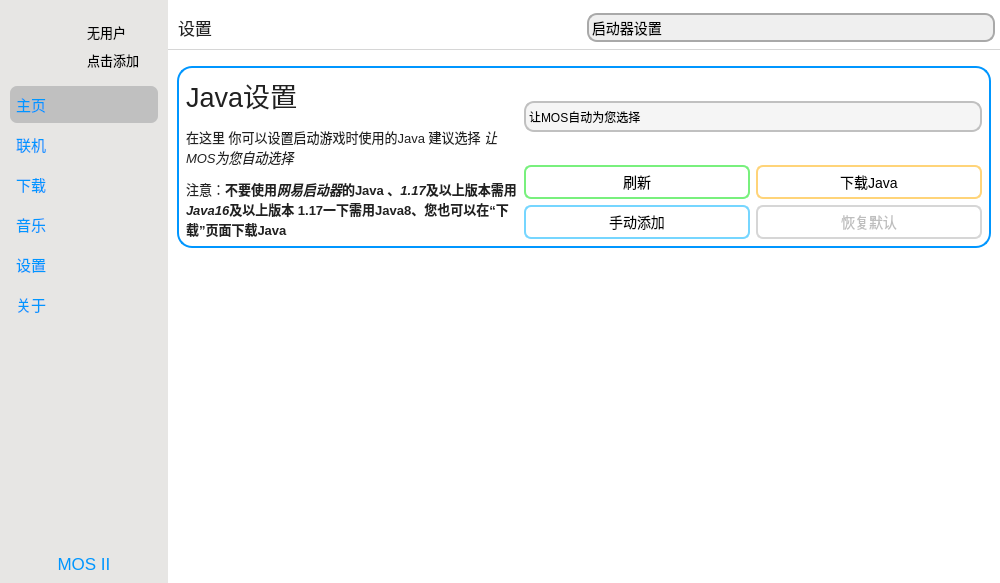
Qt form UI/UI/MOS_UI.ui (David-xian66/Minecraft-Optimal-Starter_2) before a commit.
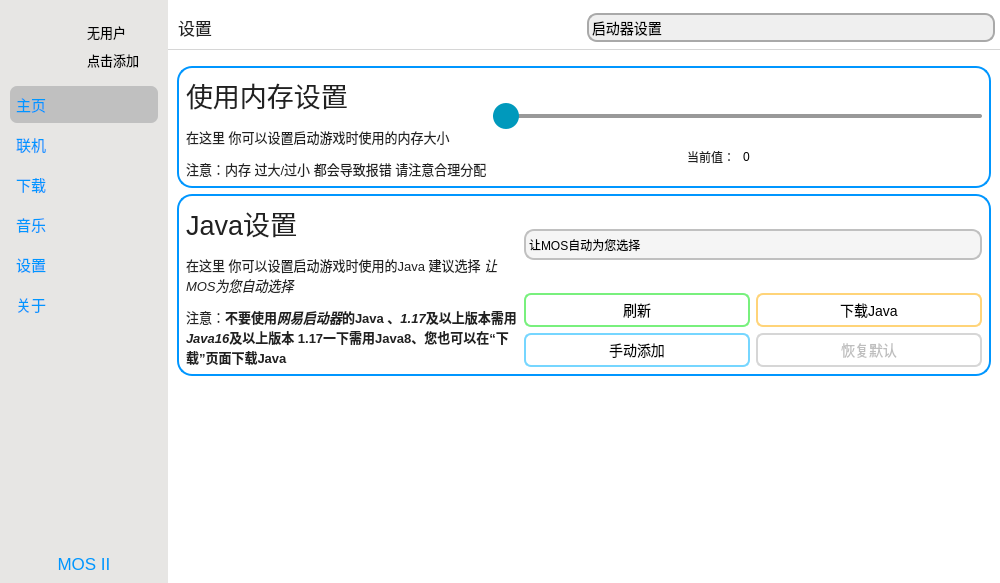
The same form after that commit. The open tabs and pages were chosen to show the change. Icons and pictures are not drawn.

```diff
--- a/UI/UI/MOS_UI.ui
+++ b/UI/UI/MOS_UI.ui
@@ -4701,15 +4701,144 @@
                 <rect>
                  <x>0</x>
                  <y>0</y>
-                 <width>258</width>
-                 <height>845</height>
+                 <width>832</width>
+                 <height>506</height>
                 </rect>
                </property>
                <property name="styleSheet">
                 <string notr="true">background-color: rgba(255, 255, 255, 0);</string>
                </property>
-               <layout class="QGridLayout" name="gridLayout_30">
-                <item row="0" column="0">
+               <layout class="QVBoxLayout" name="verticalLayout_11">
+                <item>
+                 <widget class="QWidget" name="widget_27" native="true">
+                  <property name="styleSheet">
+                   <string notr="true">QWidget{background-color: rgba(255, 255, 255, 0);border-radius:15px;border: 2px solid rgb(0, 150, 255);}
+/*禁用*/
+QPushButton:disabled{border-radius: 7px;border:2px solid rgb(214, 214, 214);}
+QLabel{border-style:none;}
+QSlider{border-style:none;}
+QSpinBox{border-style:none;}
+
+QSlider:horizontal {
+    height: 26px;
+    width: 188px;
+    background-color: transparent;
+}
+
+QSlider::groove:horizontal {
+    border: none;
+    height: 4px;
+}
+
+QSlider::handle:horizontal {
+    width: 26px;
+    height: 26px;
+    border-radius: 13px;
+    margin-top: -11px;
+    margin-bottom: -11px;
+    background-color: rgb(0, 153, 188);
+}
+
+QSlider::handle:horizontal:hover {
+    background-color: rgb(72, 210, 242);
+}
+
+QSlider::handle:horizontal:pressed {
+    background-color: rgb(0, 107, 131);
+}
+
+
+QSlider::sub-page:horizontal {
+    /*已划过部分的颜色*/
+    background: rgb(0, 153, 187);
+    height: 4px;
+    border-radius: 2px;
+}
+
+QSlider::add-page:horizontal {
+    background-color: rgb(153, 153, 153);
+    height: 4px;
+    border-radius: 2px;
+}</string>
+                  </property>
+                  <layout class="QGridLayout" name="gridLayout_59">
+                   <item row="0" column="0" rowspan="4">
+                    <widget class="QLabel" name="label_50">
+                     <property name="styleSheet">
+                      <string notr="true">font-size: 13px;</string>
+                     </property>
+                     <property name="text">
+                      <string>&lt;html&gt;&lt;head/&gt;&lt;body&gt;&lt;p&gt;&lt;span style=&quot; font-size:20pt;&quot;&gt;使用内存设置&lt;/span&gt;&lt;/p&gt;&lt;p&gt;在这里 你可以设置启动游戏时使用的内存大小&lt;/p&gt;&lt;p&gt;注意：内存 过大/过小 都会导致报错 请注意合理分配&lt;/p&gt;&lt;/body&gt;&lt;/html&gt;</string>
+                     </property>
+                     <property name="scaledContents">
+                      <bool>false</bool>
+                     </property>
+                     <property name="alignment">
+                      <set>Qt::AlignLeading|Qt::AlignLeft|Qt::AlignTop</set>
+                     </property>
+                     <property name="wordWrap">
+                      <bool>true</bool>
+                     </property>
+                     <property name="textInteractionFlags">
+                      <set>Qt::LinksAccessibleByMouse</set>
+                     </property>
+                    </widget>
+                   </item>
+                   <item row="2" column="1" rowspan="2">
+                    <widget class="QLabel" name="label_51">
+                     <property name="sizePolicy">
+                      <sizepolicy hsizetype="Preferred" vsizetype="Fixed">
+                       <horstretch>0</horstretch>
+                       <verstretch>0</verstretch>
+                      </sizepolicy>
+                     </property>
+                     <property name="text">
+                      <string>当前值：</string>
+                     </property>
+                     <property name="alignment">
+                      <set>Qt::AlignRight|Qt::AlignTrailing|Qt::AlignVCenter</set>
+                     </property>
+                    </widget>
+                   </item>
+                   <item row="1" column="1" colspan="2">
+                    <widget class="QSlider" name="horizontalSlider">
+                     <property name="orientation">
+                      <enum>Qt::Horizontal</enum>
+                     </property>
+                    </widget>
+                   </item>
+                   <item row="2" column="2" rowspan="2">
+                    <widget class="QSpinBox" name="spinBox">
+                     <property name="wrapping">
+                      <bool>false</bool>
+                     </property>
+                     <property name="frame">
+                      <bool>true</bool>
+                     </property>
+                     <property name="readOnly">
+                      <bool>false</bool>
+                     </property>
+                     <property name="buttonSymbols">
+                      <enum>QAbstractSpinBox::UpDownArrows</enum>
+                     </property>
+                     <property name="accelerated">
+                      <bool>false</bool>
+                     </property>
+                     <property name="singleStep">
+                      <number>1</number>
+                     </property>
+                     <property name="stepType">
+                      <enum>QAbstractSpinBox::DefaultStepType</enum>
+                     </property>
+                     <property name="value">
+                      <number>0</number>
+                     </property>
+                    </widget>
+                   </item>
+                  </layout>
+                 </widget>
+                </item>
+                <item>
                  <widget class="QWidget" name="widget_15" native="true">
                   <property name="styleSheet">
                    <string notr="true">QWidget{background-color: rgba(255, 255, 255, 0);border-radius:15px;border: 2px solid rgb(0, 150, 255);}
@@ -4901,7 +5030,7 @@
                   </layout>
                  </widget>
                 </item>
-                <item row="1" column="0">
+                <item>
                  <spacer name="verticalSpacer_9">
                   <property name="orientation">
                    <enum>Qt::Vertical</enum>
@@ -4909,7 +5038,7 @@
                   <property name="sizeHint" stdset="0">
                    <size>
                     <width>20</width>
-                    <height>282</height>
+                    <height>149</height>
                    </size>
                   </property>
                  </spacer>
```
Left out of the diff: 8 changed lines with no effect on the pictures.
